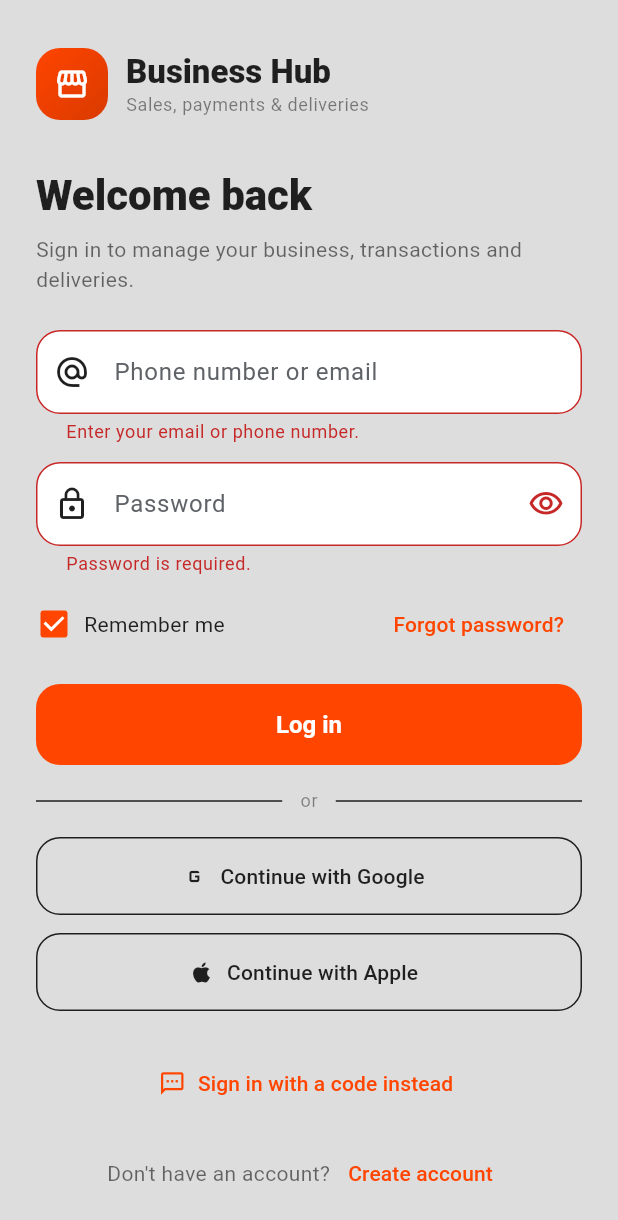
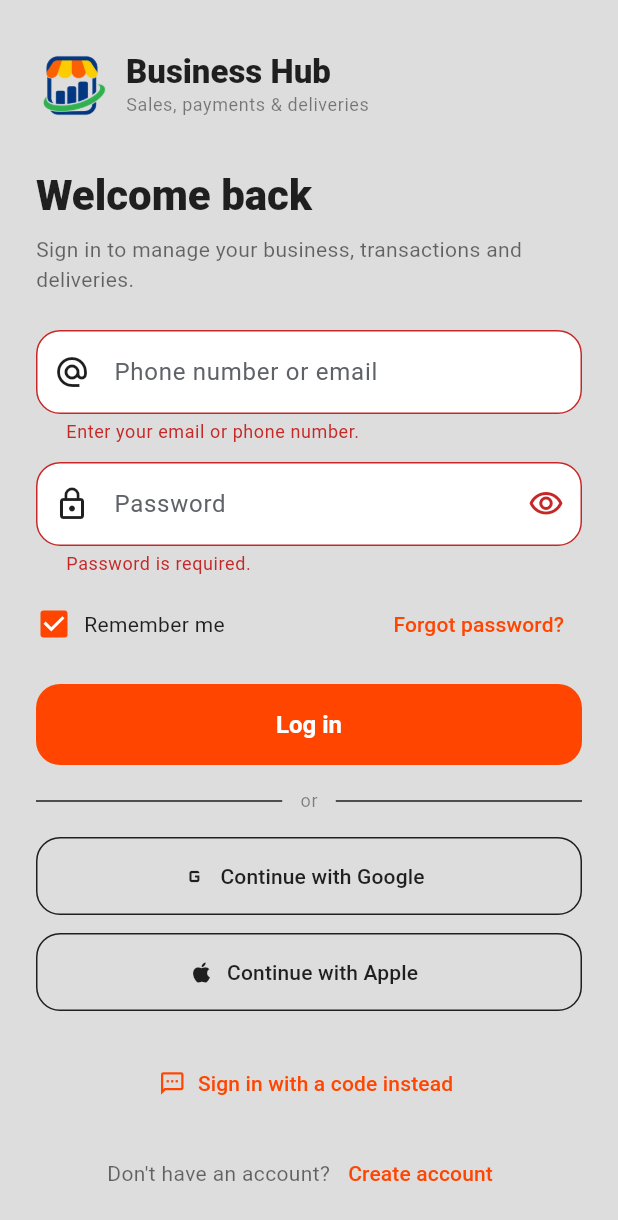
Before and after one commit to 1marvellousharrison/arrilous, a Flutter app: the screen it shows after launch, after a tap on "Log in", on a phone screen of 412 x 824 dp. Shown: the top 1220 px of the screen. Run offline on Flutter 3.47's test engine with Material 3 defaults, Android fonts, the phone set to English and light mode, and no system bars; our stand-ins replace flutter_secure_storage, geolocator, image_picker, shared_preferences; accounts and stored records are empty.

Commit message:
Use the uploaded logo everywhere: web favicon + PWA icons, Android/iOS launcher icons, and the in-app splash/login brand marks

```diff
--- a/app/lib/features/auth/login_screen.dart
+++ b/app/lib/features/auth/login_screen.dart
@@ -312,18 +312,14 @@ class _BrandMark extends StatelessWidget {
     final theme = Theme.of(context);
     return Row(
       children: [
-        Container(
-          width: 48,
-          height: 48,
-          decoration: BoxDecoration(
-            gradient: const LinearGradient(
-              colors: [AppColors.orangeRed, AppColors.orangeRedDark],
-              begin: Alignment.topLeft,
-              end: Alignment.bottomRight,
-            ),
-            borderRadius: BorderRadius.circular(AppRadius.field),
+        ClipRRect(
+          borderRadius: BorderRadius.circular(AppRadius.field),
+          child: Image.asset(
+            'assets/images/logo.png',
+            width: 48,
+            height: 48,
+            fit: BoxFit.cover,
           ),
-          child: const Icon(Icons.storefront, color: Colors.white),
         ),
         const SizedBox(width: AppSpacing.md),
         Column(
--- a/app/lib/main.dart
+++ b/app/lib/main.dart
@@ -169,18 +169,14 @@ class _Logo extends StatelessWidget {
 
   @override
   Widget build(BuildContext context) {
-    return Container(
-      width: 76,
-      height: 76,
-      decoration: BoxDecoration(
-        gradient: const LinearGradient(
-          colors: [AppColors.orangeRed, AppColors.orangeRedDark],
-          begin: Alignment.topLeft,
-          end: Alignment.bottomRight,
-        ),
-        borderRadius: BorderRadius.circular(24),
+    return ClipRRect(
+      borderRadius: BorderRadius.circular(24),
+      child: Image.asset(
+        'assets/images/logo.png',
+        width: 76,
+        height: 76,
+        fit: BoxFit.cover,
       ),
-      child: const Icon(Icons.storefront, color: Colors.white, size: 38),
     );
   }
 }
--- a/app/pubspec.yaml
+++ b/app/pubspec.yaml
@@ -22,3 +22,6 @@ dev_dependencies:
 
 flutter:
   uses-material-design: true
+
+  assets:
+    - assets/images/logo.png
```
Also changed, not shown: app/assets/images/logo.png (added), logo.png (added), 35 other files.
